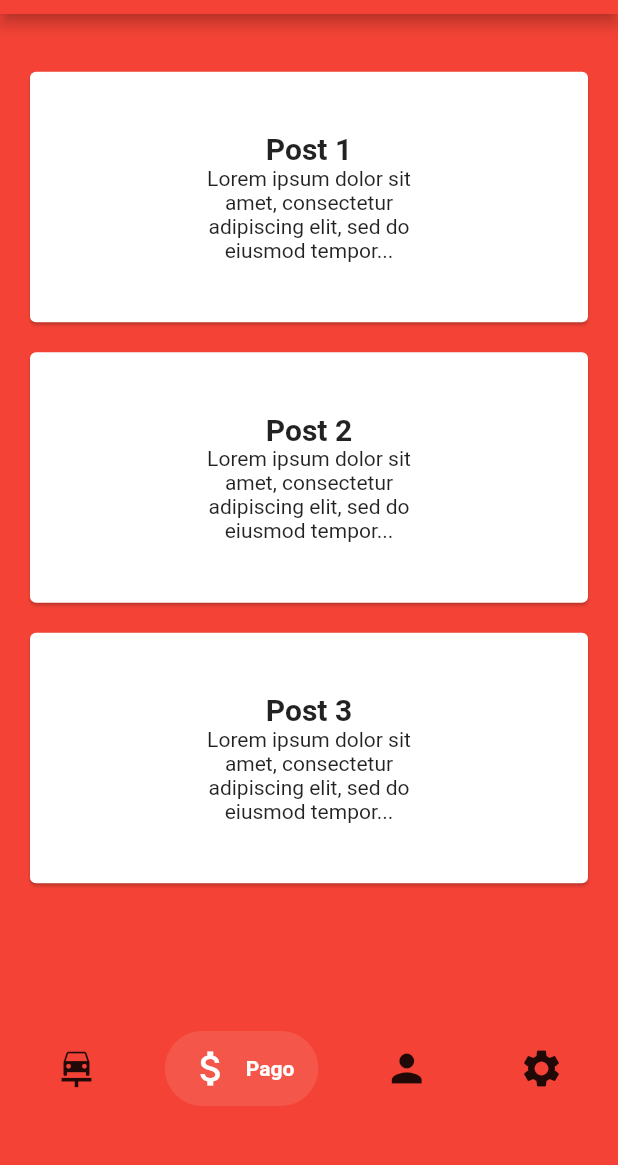
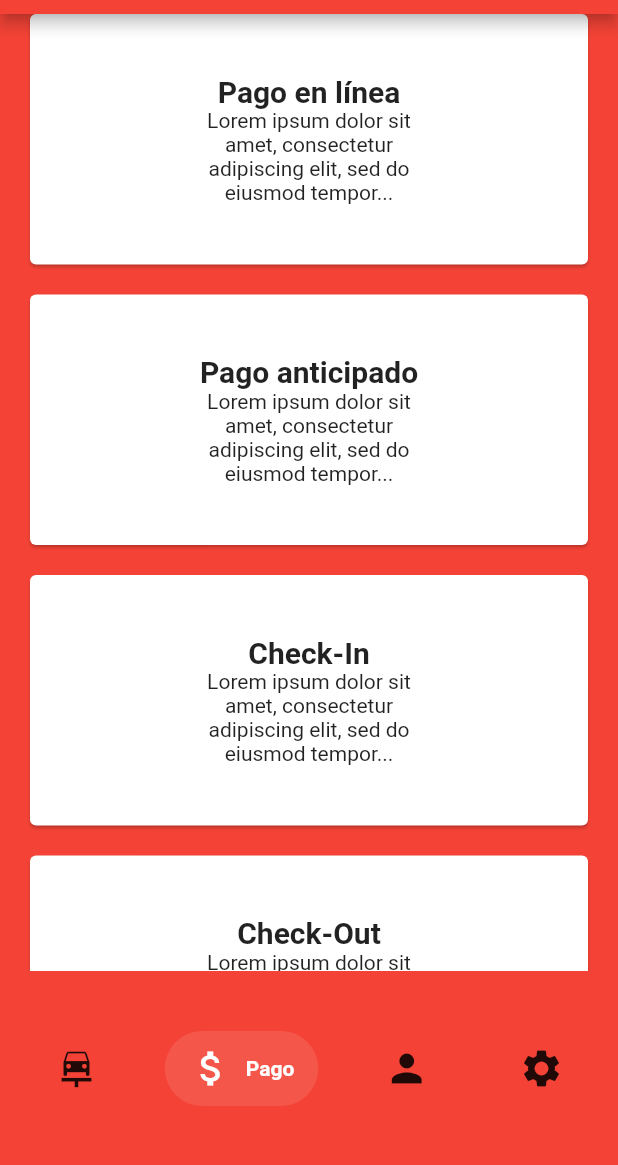
Before and after one commit to ResoCoder/flutter-bottom-navigation-with-nested-routing-tutorial, a Flutter app: the screen it shows after launch, item 2 of the bottom bar chosen, on a phone screen of 412 x 824 dp, the part 70-1235 px from its top. Run offline on Flutter 3.47's test engine with Material 2 defaults, Android fonts, the phone set to English and light mode, and no system bars; drawn by our look-alikes of salomon_bottom_bar; our stand-ins replace auto_route; missing offline and left inert: dart:html.

Commit message:
nada mayor

```diff
--- a/lib/data/app_data.dart
+++ b/lib/data/app_data.dart
@@ -5,9 +5,10 @@ import 'package:flutter_bottom_navigation_with_nested_routing_tutorial/widgets.d
 
 class Post {
   static final posts = [
-    Post(Colors.white, 'Post 1', 1),
-    Post(Colors.white, 'Post 2', 2),
-    Post(Colors.white, 'Post 3', 3),
+    Post(Colors.white, 'Pago en línea', 1),
+    Post(Colors.white, 'Pago anticipado', 2),
+    Post(Colors.white, 'Check-In', 3),
+    Post(Colors.white, 'Check-Out', 4),
   ];
   final Color color;
   final String title;
```
